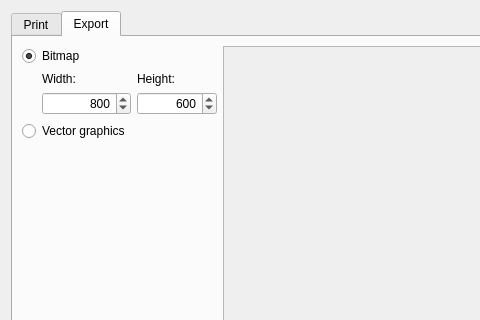
Above: MasterSimulatorUI/src/MSIMExportConnectionGraphDialog.ui from ghorwin/MasterSim before the change; both pictures show x 0 to 480 and y 0 to 320 of the 1004 by 818 pixel window. Below: the same form after it.
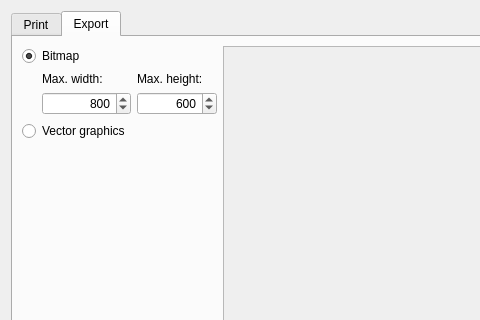
That is the form after the change. The open tabs and pages were chosen to show the change. Icons and pictures are not drawn.

Commit message: Fixed scaling of exported bitmap in case that max height is the limiting factor.

Diff of the .ui file:
```diff
--- a/MasterSimulatorUI/src/MSIMExportConnectionGraphDialog.ui
+++ b/MasterSimulatorUI/src/MSIMExportConnectionGraphDialog.ui
@@ -309,7 +309,7 @@
             <string notr="true"/>
            </property>
            <property name="text">
-            <string>Width:</string>
+            <string>Max. width:</string>
            </property>
           </widget>
          </item>
@@ -324,7 +324,7 @@
             <string notr="true"/>
            </property>
            <property name="text">
-            <string>Height:</string>
+            <string>Max. height:</string>
            </property>
           </widget>
          </item>
```
Left out of the diff: 2 changed lines with no effect on the pictures. The commit also changes 1 other file.
